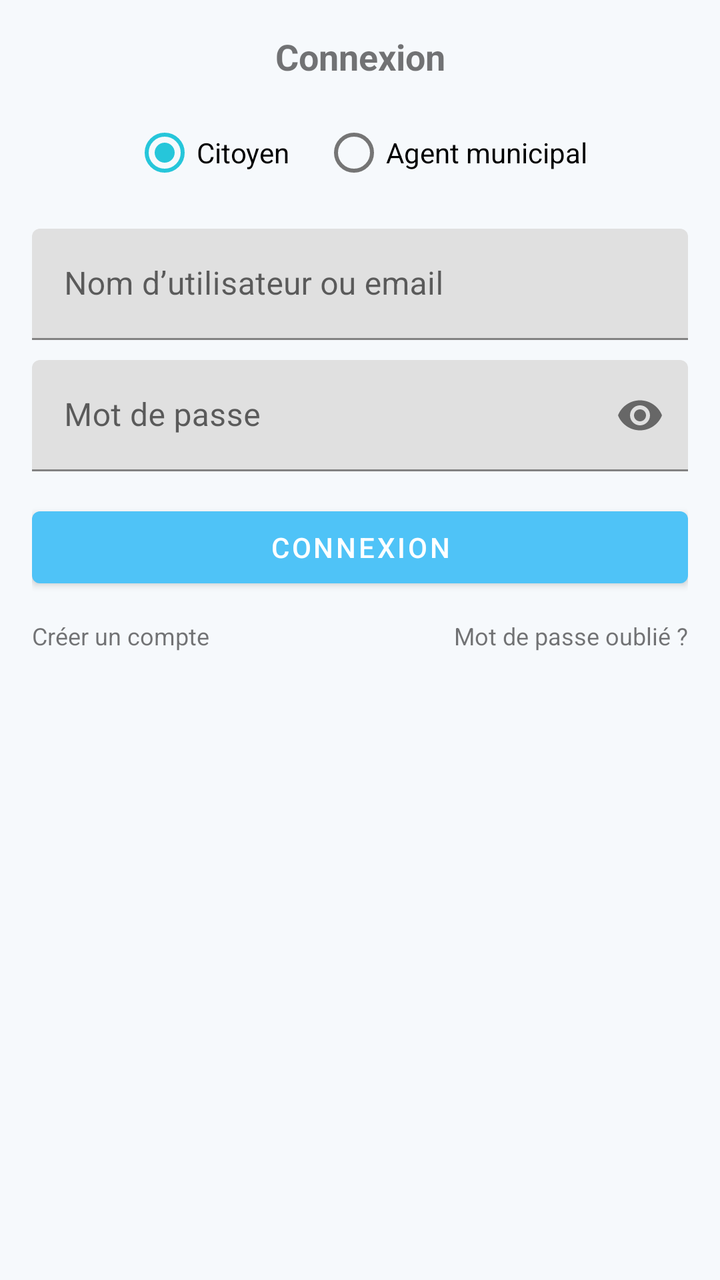
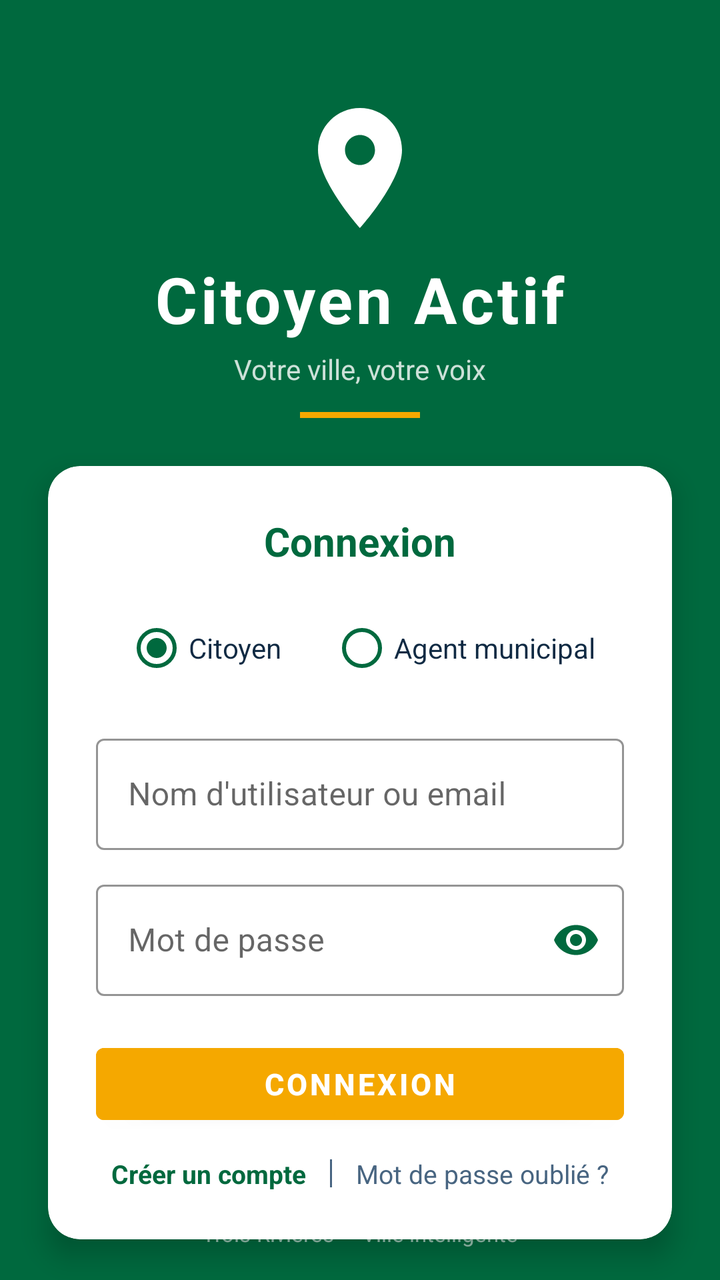

Before-and-after screenshots of an Android layout around one commit, followed by the original layout XML and the change that was made.
<!-- AndroidManifest.xml: application theme Theme.CitoyenActif.NoActionBar -->
<!-- res/layout/sign_in_frag.xml -->
<?xml version="1.0" encoding="utf-8"?>
<layout xmlns:android="http://schemas.android.com/apk/res/android"
    xmlns:app="http://schemas.android.com/apk/res-auto">

    <data />

    <androidx.constraintlayout.widget.ConstraintLayout
        android:id="@+id/root"
        android:layout_width="match_parent"
        android:layout_height="match_parent"
        android:padding="16dp">

        
        <TextView
            android:id="@+id/tvTitle"
            android:layout_width="0dp"
            android:layout_height="wrap_content"
            android:text="Connexion"
            android:textStyle="bold"
            android:textSize="18sp"
            android:gravity="center"
            app:layout_constraintTop_toTopOf="parent"
            app:layout_constraintStart_toStartOf="parent"
            app:layout_constraintEnd_toEndOf="parent" />

        
        <RadioGroup
            android:id="@+id/rgAccountType"
            android:layout_width="wrap_content"
            android:layout_height="wrap_content"
            android:orientation="horizontal"
            android:layout_marginTop="12dp"
            app:layout_constraintTop_toBottomOf="@id/tvTitle"
            app:layout_constraintStart_toStartOf="parent"
            app:layout_constraintEnd_toEndOf="parent">

            <RadioButton
                android:id="@+id/rbCitizen"
                android:layout_width="wrap_content"
                android:layout_height="wrap_content"
                android:text="Citoyen"
                android:checked="true" />

            <RadioButton
                android:id="@+id/rbAgent"
                android:layout_width="wrap_content"
                android:layout_height="wrap_content"
                android:text="Agent municipal"
                android:layout_marginStart="16dp" />
        </RadioGroup>

        
        <LinearLayout
            android:id="@+id/citizenForm"
            android:layout_width="0dp"
            android:layout_height="wrap_content"
            android:orientation="vertical"
            android:layout_marginTop="14dp"
            app:layout_constraintTop_toBottomOf="@id/rgAccountType"
            app:layout_constraintStart_toStartOf="parent"
            app:layout_constraintEnd_toEndOf="parent">

            <com.google.android.material.textfield.TextInputLayout
                android:id="@+id/tilUsername"
                android:layout_width="match_parent"
                android:layout_height="wrap_content"
                android:hint="Nom d’utilisateur ou email">

                <com.google.android.material.textfield.TextInputEditText
                    android:id="@+id/etUsername"
                    android:layout_width="match_parent"
                    android:layout_height="wrap_content" />
            </com.google.android.material.textfield.TextInputLayout>

            <com.google.android.material.textfield.TextInputLayout
                android:id="@+id/tilPassword"
                android:layout_width="match_parent"
                android:layout_height="wrap_content"
                android:hint="Mot de passe"
                android:layout_marginTop="10dp"
                app:endIconMode="password_toggle">

                <com.google.android.material.textfield.TextInputEditText
                    android:id="@+id/etPassword"
                    android:layout_width="match_parent"
                    android:layout_height="wrap_content"
                    android:inputType="textPassword" />
            </com.google.android.material.textfield.TextInputLayout>

        </LinearLayout>

        
        <LinearLayout
            android:id="@+id/agentForm"
            android:layout_width="0dp"
            android:layout_height="wrap_content"
            android:orientation="vertical"
            android:layout_marginTop="14dp"
            android:visibility="gone"
            app:layout_constraintTop_toBottomOf="@id/rgAccountType"
            app:layout_constraintStart_toStartOf="parent"
            app:layout_constraintEnd_toEndOf="parent">

            <com.google.android.material.textfield.TextInputLayout
                android:id="@+id/tilAgentNumber"
                android:layout_width="match_parent"
                android:layout_height="wrap_content"
                android:hint="Numéro d’agent">

                <com.google.android.material.textfield.TextInputEditText
                    android:id="@+id/etAgentNumber"
                    android:layout_width="match_parent"
                    android:layout_height="wrap_content"
                    android:inputType="text" />
            </com.google.android.material.textfield.TextInputLayout>

            <com.google.android.material.textfield.TextInputLayout
                android:id="@+id/tilAgentPassword"
                android:layout_width="match_parent"
                android:layout_height="wrap_content"
                android:hint="Mot de passe"
                android:layout_marginTop="10dp"
                app:endIconMode="password_toggle">

                <com.google.android.material.textfield.TextInputEditText
                    android:id="@+id/etAgentPassword"
                    android:layout_width="match_parent"
                    android:layout_height="wrap_content"
                    android:inputType="textPassword" />
            </com.google.android.material.textfield.TextInputLayout>

        </LinearLayout>

        
        <androidx.constraintlayout.widget.Barrier
            android:id="@+id/formBarrier"
            android:layout_width="wrap_content"
            android:layout_height="wrap_content"
            app:barrierDirection="bottom"
            app:constraint_referenced_ids="citizenForm,agentForm" />

        
        <Button
            android:id="@+id/btnLogin"
            android:layout_width="0dp"
            android:layout_height="wrap_content"
            android:text="CONNEXION"
            android:layout_marginTop="14dp"
            app:layout_constraintTop_toBottomOf="@id/formBarrier"
            app:layout_constraintStart_toStartOf="parent"
            app:layout_constraintEnd_toEndOf="parent" />

        
        <TextView
            android:id="@+id/tvCreateAccount"
            android:layout_width="wrap_content"
            android:layout_height="wrap_content"
            android:text="Créer un compte"
            android:textSize="12sp"
            android:layout_marginTop="12dp"
            app:layout_constraintTop_toBottomOf="@id/btnLogin"
            app:layout_constraintStart_toStartOf="parent" />

        <TextView
            android:id="@+id/tvForgotPassword"
            android:layout_width="wrap_content"
            android:layout_height="wrap_content"
            android:text="Mot de passe oublié ?"
            android:textSize="12sp"
            app:layout_constraintTop_toTopOf="@id/tvCreateAccount"
            app:layout_constraintEnd_toEndOf="parent" />

    </androidx.constraintlayout.widget.ConstraintLayout>
</layout>
<!-- resources referenced by this layout -->
<resources>
  <style name="Theme.CitoyenActif.NoActionBar" parent="Theme.MaterialComponents.DayNight.NoActionBar">
  
          
          <item name="colorPrimary">@color/sky_blue</item>
          <item name="colorPrimaryVariant">@color/sky_blue_dark</item>
          <item name="colorSecondary">@color/accent_teal</item>
  
          
          <item name="android:windowBackground">@color/app_background</item>
  
          
          <item name="android:textColorPrimary">@color/text_primary</item>
          <item name="android:textColorSecondary">@color/text_secondary</item>
  
          
          <item name="android:statusBarColor">@color/sky_blue_dark</item>
      </style>
  <color name="sky_blue">#4FC3F7</color>
  <color name="sky_blue_dark">#0288D1</color>
  <color name="accent_teal">#26C6DA</color>
  <color name="app_background">#F6F9FC</color>
  <color name="text_primary">#102A43</color>
  <color name="text_secondary">#486581</color>
</resources>

<!-- the commit's change to res/layout/sign_in_frag.xml (unified diff, before → after) -->
@@ -4,170 +4,277 @@
 
     <data />
 
+    
     <androidx.constraintlayout.widget.ConstraintLayout
         android:id="@+id/root"
         android:layout_width="match_parent"
         android:layout_height="match_parent"
-        android:padding="16dp">
+        android:background="@color/uqtr_green">
+
+        
+
+        
+        <ImageView
+            android:id="@+id/ivLocationPin"
+            android:layout_width="72dp"
+            android:layout_height="72dp"
+            android:src="@drawable/ic_location_pin"
+            android:layout_marginTop="48dp"
+            app:layout_constraintTop_toTopOf="parent"
+            app:layout_constraintStart_toStartOf="parent"
+            app:layout_constraintEnd_toEndOf="parent"
+            android:contentDescription="Icône localisation" />
 
         
         <TextView
-            android:id="@+id/tvTitle"
+            android:id="@+id/tvAppTitle"
+            android:layout_width="wrap_content"
+            android:layout_height="wrap_content"
+            android:text="Citoyen Actif"
+            android:textColor="@color/uqtr_white"
+            android:textSize="32sp"
+            android:textStyle="bold"
+            android:letterSpacing="0.05"
+            android:layout_marginTop="8dp"
+            app:layout_constraintTop_toBottomOf="@id/ivLocationPin"
+            app:layout_constraintStart_toStartOf="parent"
+            app:layout_constraintEnd_toEndOf="parent" />
+
+        
+        <TextView
+            android:id="@+id/tvSubtitle"
+            android:layout_width="wrap_content"
+            android:layout_height="wrap_content"
+            android:text="Votre ville, votre voix"
+            android:textColor="#CCFFFFFF"
+            android:textSize="14sp"
+            android:layout_marginTop="4dp"
+            app:layout_constraintTop_toBottomOf="@id/tvAppTitle"
+            app:layout_constraintStart_toStartOf="parent"
+            app:layout_constraintEnd_toEndOf="parent" />
+
+        
+        <View
+            android:id="@+id/dividerGold"
+            android:layout_width="60dp"
+            android:layout_height="3dp"
+            android:background="@color/uqtr_gold"
+            android:layout_marginTop="12dp"
+            app:layout_constraintTop_toBottomOf="@id/tvSubtitle"
+            app:layout_constraintStart_toStartOf="parent"
+            app:layout_constraintEnd_toEndOf="parent" />
+
+        
+        <androidx.cardview.widget.CardView
+            android:id="@+id/cardLogin"
             android:layout_width="0dp"
             android:layout_height="wrap_content"
-            android:text="Connexion"
-            android:textStyle="bold"
-            android:textSize="18sp"
-            android:gravity="center"
-            app:layout_constraintTop_toTopOf="parent"
-            app:layout_constraintStart_toStartOf="parent"
-            app:layout_constraintEnd_toEndOf="parent" />
-
-        
-        <RadioGroup
-            android:id="@+id/rgAccountType"
-            android:layout_width="wrap_content"
-            android:layout_height="wrap_content"
-            android:orientation="horizontal"
-            android:layout_marginTop="12dp"
-            app:layout_constraintTop_toBottomOf="@id/tvTitle"
+            android:layout_marginTop="24dp"
+            android:layout_marginStart="24dp"
+            android:layout_marginEnd="24dp"
+            app:cardBackgroundColor="@color/uqtr_white"
+            app:cardCornerRadius="16dp"
+            app:cardElevation="8dp"
+            app:layout_constraintTop_toBottomOf="@id/dividerGold"
             app:layout_constraintStart_toStartOf="parent"
             app:layout_constraintEnd_toEndOf="parent">
 
-            <RadioButton
-                android:id="@+id/rbCitizen"
-                android:layout_width="wrap_content"
-                android:layout_height="wrap_content"
-                android:text="Citoyen"
-                android:checked="true" />
-
-            <RadioButton
-                android:id="@+id/rbAgent"
-                android:layout_width="wrap_content"
-                android:layout_height="wrap_content"
-                android:text="Agent municipal"
-                android:layout_marginStart="16dp" />
-        </RadioGroup>
-
-        
-        <LinearLayout
-            android:id="@+id/citizenForm"
-            android:layout_width="0dp"
-            android:layout_height="wrap_content"
-            android:orientation="vertical"
-            android:layout_marginTop="14dp"
-            app:layout_constraintTop_toBottomOf="@id/rgAccountType"
-            app:layout_constraintStart_toStartOf="parent"
-            app:layout_constraintEnd_toEndOf="parent">
-
-            <com.google.android.material.textfield.TextInputLayout
-                android:id="@+id/tilUsername"
+            <LinearLayout
                 android:layout_width="match_parent"
                 android:layout_height="wrap_content"
-                android:hint="Nom d’utilisateur ou email">
-
-                <com.google.android.material.textfield.TextInputEditText
-                    android:id="@+id/etUsername"
-                    android:layout_width="match_parent"
-                    android:layout_height="wrap_content" />
-            </com.google.android.material.textfield.TextInputLayout>
-
-            <com.google.android.material.textfield.TextInputLayout
-                android:id="@+id/tilPassword"
-                android:layout_width="match_parent"
-                android:layout_height="wrap_content"
-                android:hint="Mot de passe"
-                android:layout_marginTop="10dp"
-                app:endIconMode="password_toggle">
-
-                <com.google.android.material.textfield.TextInputEditText
-                    android:id="@+id/etPassword"
-                    android:layout_width="match_parent"
-                    android:layout_height="wrap_content"
-                    android:inputType="textPassword" />
-            </com.google.android.material.textfield.TextInputLayout>
-
-        </LinearLayout>
-
-        
-        <LinearLayout
-            android:id="@+id/agentForm"
-            android:layout_width="0dp"
-            android:layout_height="wrap_content"
-            android:orientation="vertical"
-            android:layout_marginTop="14dp"
-            android:visibility="gone"
-            app:layout_constraintTop_toBottomOf="@id/rgAccountType"
-            app:layout_constraintStart_toStartOf="parent"
-            app:layout_constraintEnd_toEndOf="parent">
-
-            <com.google.android.material.textfield.TextInputLayout
-                android:id="@+id/tilAgentNumber"
-                android:layout_width="match_parent"
-                android:layout_height="wrap_content"
-                android:hint="Numéro d’agent">
-
-                <com.google.android.material.textfield.TextInputEditText
-                    android:id="@+id/etAgentNumber"
-                    android:layout_width="match_parent"
-                    android:layout_height="wrap_content"
-                    android:inputType="text" />
-            </com.google.android.material.textfield.TextInputLayout>
-
-            <com.google.android.material.textfield.TextInputLayout
-                android:id="@+id/tilAgentPassword"
-                android:layout_width="match_parent"
-                android:layout_height="wrap_content"
-                android:hint="Mot de passe"
-                android:layout_marginTop="10dp"
-                app:endIconMode="password_toggle">
-
-                <com.google.android.material.textfield.TextInputEditText
-                    android:id="@+id/etAgentPassword"
-                    android:layout_width="match_parent"
-                    android:layout_height="wrap_content"
-                    android:inputType="textPassword" />
-            </com.google.android.material.textfield.TextInputLayout>
-
-        </LinearLayout>
-
-        
-        <androidx.constraintlayout.widget.Barrier
-            android:id="@+id/formBarrier"
+                android:orientation="vertical"
+                android:padding="24dp">
+
+                
+                <TextView
+                    android:id="@+id/tvTitle"
+                    android:layout_width="match_parent"
+                    android:layout_height="wrap_content"
+                    android:text="Connexion"
+                    android:textColor="@color/uqtr_green"
+                    android:textSize="20sp"
+                    android:textStyle="bold"
+                    android:gravity="center"
+                    android:layout_marginBottom="16dp" />
+
+                
+                <RadioGroup
+                    android:id="@+id/rgAccountType"
+                    android:layout_width="match_parent"
+                    android:layout_height="wrap_content"
+                    android:orientation="horizontal"
+                    android:gravity="center"
+                    android:layout_marginBottom="16dp">
+
+                    <RadioButton
+                        android:id="@+id/rbCitizen"
+                        android:layout_width="wrap_content"
+                        android:layout_height="wrap_content"
+                        android:text="Citoyen"
+                        android:textColor="@color/text_primary"
+                        android:buttonTint="@color/uqtr_green"
+                        android:checked="true" />
+
+                    <RadioButton
+                        android:id="@+id/rbAgent"
+                        android:layout_width="wrap_content"
+                        android:layout_height="wrap_content"
+                        android:text="Agent municipal"
+                        android:textColor="@color/text_primary"
+                        android:buttonTint="@color/uqtr_green"
+                        android:layout_marginStart="24dp" />
+                </RadioGroup>
+
+                
+                <LinearLayout
+                    android:id="@+id/citizenForm"
+                    android:layout_width="match_parent"
+                    android:layout_height="wrap_content"
+                    android:orientation="vertical">
+
+                    <com.google.android.material.textfield.TextInputLayout
+                        android:id="@+id/tilUsername"
+                        style="@style/Widget.MaterialComponents.TextInputLayout.OutlinedBox"
+                        android:layout_width="match_parent"
+                        android:layout_height="wrap_content"
+                        android:hint="Nom d'utilisateur ou email"
+                        app:boxStrokeColor="@color/uqtr_green"
+                        app:hintTextColor="@color/uqtr_green">
+
+                        <com.google.android.material.textfield.TextInputEditText
+                            android:id="@+id/etUsername"
+                            android:layout_width="match_parent"
+                            android:layout_height="wrap_content"
+                            android:inputType="textEmailAddress" />
+                    </com.google.android.material.textfield.TextInputLayout>
+
+                    <com.google.android.material.textfield.TextInputLayout
+                        android:id="@+id/tilPassword"
+                        style="@style/Widget.MaterialComponents.TextInputLayout.OutlinedBox"
+                        android:layout_width="match_parent"
+                        android:layout_height="wrap_content"
+                        android:hint="Mot de passe"
+                        android:layout_marginTop="12dp"
+                        app:boxStrokeColor="@color/uqtr_green"
+                        app:hintTextColor="@color/uqtr_green"
+                        app:endIconMode="password_toggle"
+                        app:endIconTint="@color/uqtr_green">
+
+                        <com.google.android.material.textfield.TextInputEditText
+                            android:id="@+id/etPassword"
+                            android:layout_width="match_parent"
+                            android:layout_height="wrap_content"
+                            android:inputType="textPassword" />
+                    </com.google.android.material.textfield.TextInputLayout>
+
+                </LinearLayout>
+
+                
+                <LinearLayout
+                    android:id="@+id/agentForm"
+                    android:layout_width="match_parent"
+                    android:layout_height="wrap_content"
+                    android:orientation="vertical"
+                    android:visibility="gone">
+
+                    <com.google.android.material.textfield.TextInputLayout
+                        android:id="@+id/tilAgentNumber"
+                        style="@style/Widget.MaterialComponents.TextInputLayout.OutlinedBox"
+                        android:layout_width="match_parent"
+                        android:layout_height="wrap_content"
+                        android:hint="Numéro d'agent"
+                        app:boxStrokeColor="@color/uqtr_green"
+                        app:hintTextColor="@color/uqtr_green">
+
+                        <com.google.android.material.textfield.TextInputEditText
+                            android:id="@+id/etAgentNumber"
+                            android:layout_width="match_parent"
+                            android:layout_height="wrap_content"
+                            android:inputType="text" />
+                    </com.google.android.material.textfield.TextInputLayout>
+
+                    <com.google.android.material.textfield.TextInputLayout
+                        android:id="@+id/tilAgentPassword"
+                        style="@style/Widget.MaterialComponents.TextInputLayout.OutlinedBox"
+                        android:layout_width="match_parent"
+                        android:layout_height="wrap_content"
+                        android:hint="Mot de passe"
+                        android:layout_marginTop="12dp"
+                        app:boxStrokeColor="@color/uqtr_green"
+                        app:hintTextColor="@color/uqtr_green"
+                        app:endIconMode="password_toggle"
+                        app:endIconTint="@color/uqtr_green">
+
+                        <com.google.android.material.textfield.TextInputEditText
+                            android:id="@+id/etAgentPassword"
+                            android:layout_width="match_parent"
+                            android:layout_height="wrap_content"
+                            android:inputType="textPassword" />
+                    </com.google.android.material.textfield.TextInputLayout>
+
+                </LinearLayout>
+
+                
+                <Button
+                    android:id="@+id/btnLogin"
+                    android:layout_width="match_parent"
+                    android:layout_height="48dp"
+                    android:text="CONNEXION"
+                    android:textColor="@color/uqtr_white"
+                    android:textStyle="bold"
+                    android:textSize="15sp"
+                    android:layout_marginTop="20dp"
+                    android:backgroundTint="@color/uqtr_gold" />
+
+                
+                <LinearLayout
+                    android:layout_width="match_parent"
+                    android:layout_height="wrap_content"
+                    android:orientation="horizontal"
+                    android:gravity="center_horizontal"
+                    android:layout_marginTop="12dp">
+
+                    <TextView
+                        android:id="@+id/tvCreateAccount"
+                        android:layout_width="wrap_content"
+                        android:layout_height="wrap_content"
+                        android:text="Créer un compte"
+                        android:textColor="@color/uqtr_green"
+                        android:textSize="13sp"
+                        android:textStyle="bold" />
+
+                    <View
+                        android:layout_width="1dp"
+                        android:layout_height="14dp"
+                        android:background="@color/text_secondary"
+                        android:layout_marginStart="12dp"
+                        android:layout_marginEnd="12dp"
+                        android:layout_gravity="center_vertical" />
+
+                    <TextView
+                        android:id="@+id/tvForgotPassword"
+                        android:layout_width="wrap_content"
+                        android:layout_height="wrap_content"
+                        android:text="Mot de passe oublié ?"
+                        android:textColor="@color/text_secondary"
+                        android:textSize="13sp" />
+
+                </LinearLayout>
+
+            </LinearLayout>
+        </androidx.cardview.widget.CardView>
+
+        
+        <TextView
+            android:id="@+id/tvFooter"
             android:layout_width="wrap_content"
             android:layout_height="wrap_content"
-            app:barrierDirection="bottom"
-            app:constraint_referenced_ids="citizenForm,agentForm" />
-
-        
-        <Button
-            android:id="@+id/btnLogin"
-            android:layout_width="0dp"
-            android:layout_height="wrap_content"
-            android:text="CONNEXION"
-            android:layout_marginTop="14dp"
-            app:layout_constraintTop_toBottomOf="@id/formBarrier"
-            app:layout_constraintStart_toStartOf="parent"
-            app:layout_constraintEnd_toEndOf="parent" />
-
-        
-        <TextView
-            android:id="@+id/tvCreateAccount"
-            android:layout_width="wrap_content"
-            android:layout_height="wrap_content"
-            android:text="Créer un compte"
-            android:textSize="12sp"
-            android:layout_marginTop="12dp"
-            app:layout_constraintTop_toBottomOf="@id/btnLogin"
-            app:layout_constraintStart_toStartOf="parent" />
-
-        <TextView
-            android:id="@+id/tvForgotPassword"
-            android:layout_width="wrap_content"
-            android:layout_height="wrap_content"
-            android:text="Mot de passe oublié ?"
-            android:textSize="12sp"
-            app:layout_constraintTop_toTopOf="@id/tvCreateAccount"
+            android:text="Trois-Rivières — Ville intelligente"
+            android:textColor="#99FFFFFF"
+            android:textSize="11sp"
+            android:layout_marginBottom="16dp"
+            app:layout_constraintBottom_toBottomOf="parent"
+            app:layout_constraintStart_toStartOf="parent"
             app:layout_constraintEnd_toEndOf="parent" />
 
     </androidx.constraintlayout.widget.ConstraintLayout>
<!-- resource entries referenced after the edit -->
@@ -3,25 +3,42 @@
   <style name="Theme.CitoyenActif.NoActionBar" parent="Theme.MaterialComponents.DayNight.NoActionBar">
   
           
-          <item name="colorPrimary">@color/sky_blue</item>
-          <item name="colorPrimaryVariant">@color/sky_blue_dark</item>
-          <item name="colorSecondary">@color/accent_teal</item>
+          <item name="colorPrimary">@color/uqtr_green</item>
+          <item name="colorPrimaryVariant">@color/uqtr_green_dark</item>
+          <item name="colorOnPrimary">@color/uqtr_white</item>
+          <item name="colorSecondary">@color/uqtr_gold</item>
+          <item name="colorSecondaryVariant">@color/uqtr_gold_dark</item>
+          <item name="colorOnSecondary">@color/uqtr_white</item>
   
           
-          <item name="android:windowBackground">@color/app_background</item>
+          <item name="android:windowBackground">@color/uqtr_green</item>
   
           
           <item name="android:textColorPrimary">@color/text_primary</item>
           <item name="android:textColorSecondary">@color/text_secondary</item>
   
           
-          <item name="android:statusBarColor">@color/sky_blue_dark</item>
+          <item name="android:statusBarColor">@color/uqtr_green_dark</item>
       </style>
-  <color name="sky_blue">#4FC3F7</color>
-  <color name="sky_blue_dark">#0288D1</color>
-  <color name="accent_teal">#26C6DA</color>
-  <color name="app_background">#F6F9FC</color>
+  <color name="uqtr_green_dark">#004D2C</color>
+  <color name="uqtr_gold_dark">#D48F00</color>
   <color name="text_primary">#102A43</color>
   <color name="text_secondary">#486581</color>
+  <color name="uqtr_gold">#F5A800</color>
+  <color name="uqtr_green">#00693E</color>
+  <color name="uqtr_white">#FFFFFF</color>
+  <!-- drawable ic_location_pin (drawable) -->
+  <?xml version="1.0" encoding="utf-8"?>
+  <vector xmlns:android="http://schemas.android.com/apk/res/android"
+      android:width="72dp"
+      android:height="72dp"
+      android:viewportWidth="24"
+      android:viewportHeight="24">
+  
+      <path
+          android:fillColor="#FFFFFF"
+          android:pathData="M12,2C8.13,2 5,5.13 5,9c0,5.25 7,13 7,13s7,-7.75 7,-13c0,-3.87 -3.13,-7 -7,-7zM12,11.5c-1.38,0 -2.5,-1.12 -2.5,-2.5s1.12,-2.5 2.5,-2.5 2.5,1.12 2.5,2.5 -1.12,2.5 -2.5,2.5z"/>
+  
+  </vector>
 </resources>
 
